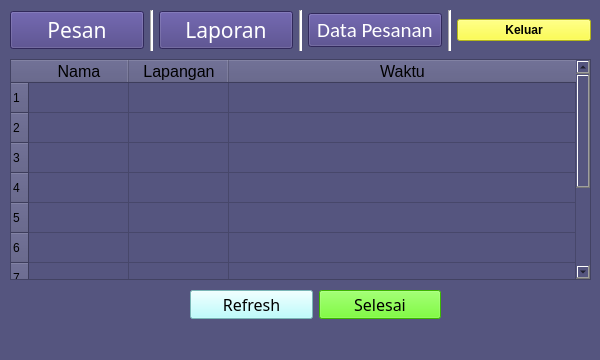
Qt form home.ui (NaufalRizqullah/pemrograman-Visual) before a commit.
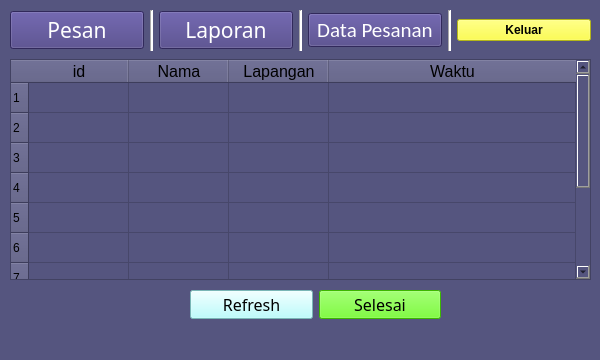
The same form after that commit. Icons and pictures are not drawn.

Commit message: fix home, selesai,

Diff of the .ui file:
```diff
--- a/home.ui
+++ b/home.ui
@@ -162,7 +162,7 @@
         <number>10</number>
        </property>
        <property name="columnCount">
-        <number>3</number>
+        <number>4</number>
        </property>
        <attribute name="horizontalHeaderStretchLastSection">
         <bool>true</bool>
@@ -180,6 +180,17 @@
        <row/>
        <row/>
        <row/>
+       <column>
+        <property name="text">
+         <string>id</string>
+        </property>
+        <property name="font">
+         <font>
+          <family>Segoe UI</family>
+          <pointsize>12</pointsize>
+         </font>
+        </property>
+       </column>
        <column>
         <property name="text">
          <string>Nama</string>
```
The commit also changes 11 other files.
